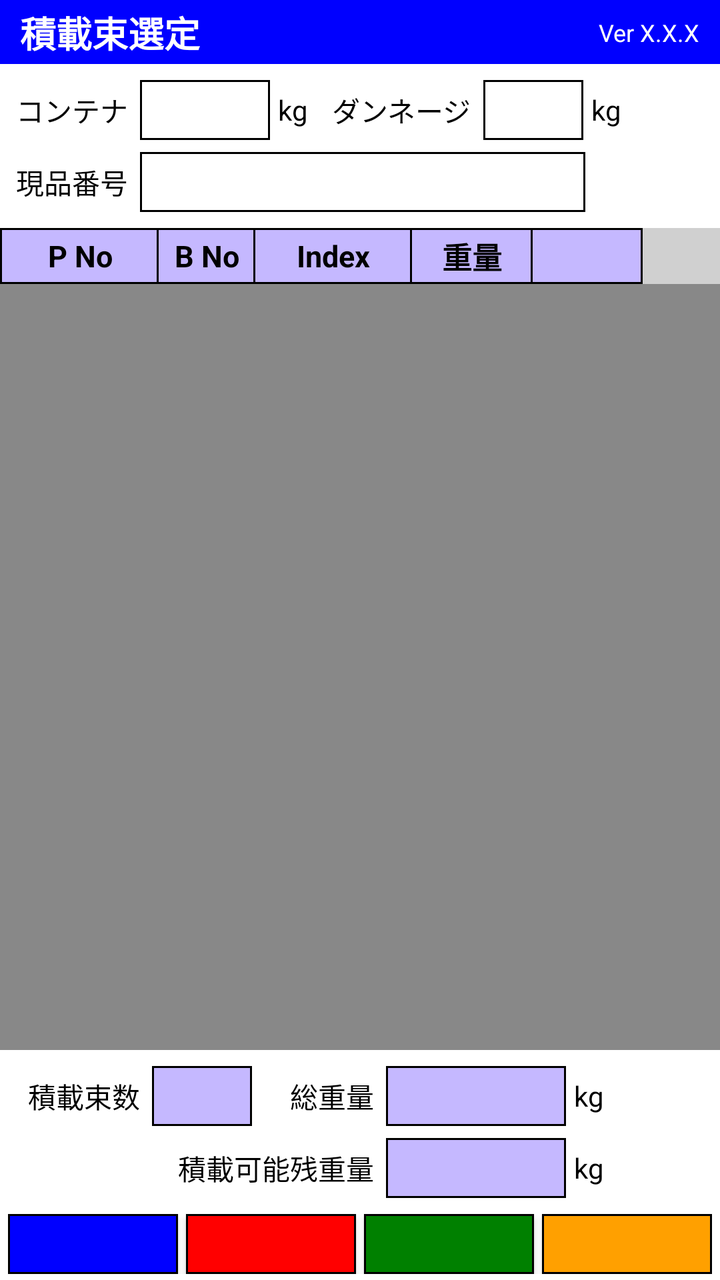
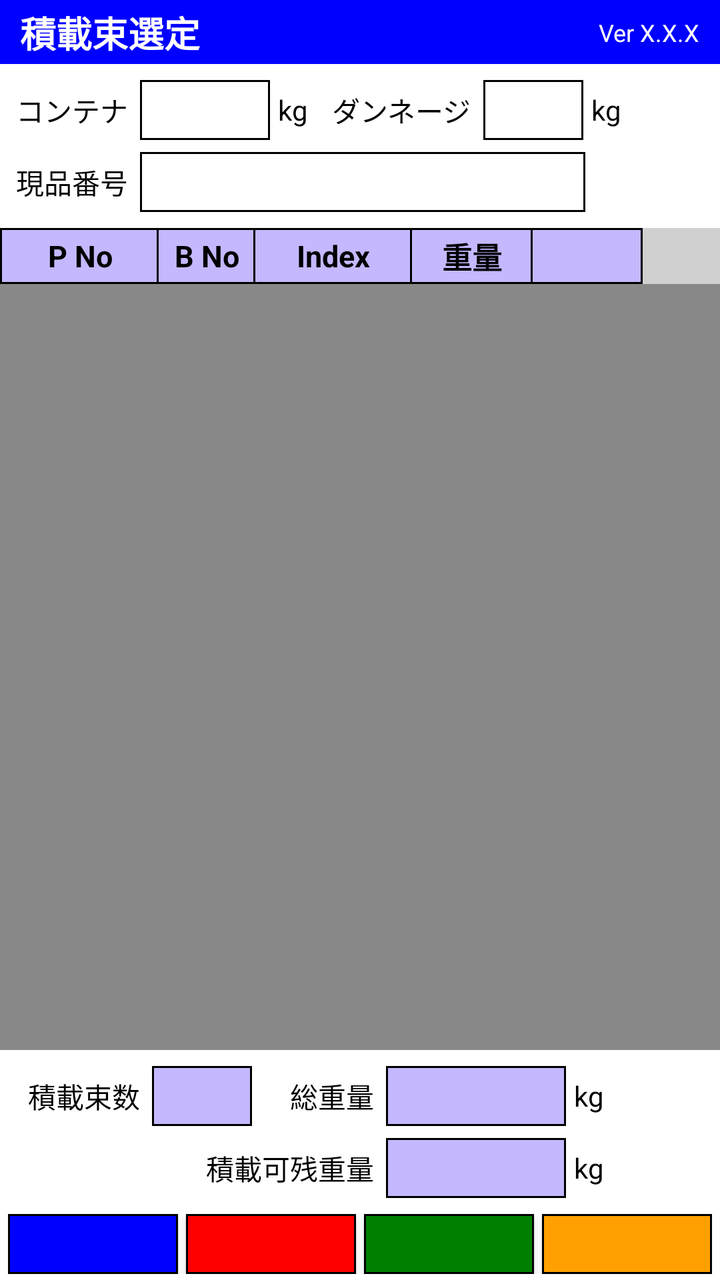

The first picture is an Android layout as it rendered before a commit; the second is the same layout after the commit. The layout source and the unified diff follow.
<!-- AndroidManifest.xml: activity theme Theme.MyApplication.NoActionBar -->
<!-- res/layout/activity_bundle_select.xml -->
<?xml version="1.0" encoding="utf-8"?>
<androidx.constraintlayout.widget.ConstraintLayout xmlns:android="http://schemas.android.com/apk/res/android"
    xmlns:app="http://schemas.android.com/apk/res-auto"
    android:layout_width="match_parent"
    android:layout_height="match_parent">

    
    <androidx.constraintlayout.widget.ConstraintLayout
        android:id="@+id/topBar"
        android:layout_width="0dp"
        android:layout_height="32dp"
        android:background="#0000FF"
        app:layout_constraintTop_toTopOf="parent"
        app:layout_constraintStart_toStartOf="parent"
        app:layout_constraintEnd_toEndOf="parent">

        
        <TextView
            android:id="@+id/tvTitle"
            android:layout_width="wrap_content"
            android:layout_height="wrap_content"
            android:layout_marginStart="10dp"
            android:text="積載束選定"
            android:textColor="#FFFFFF"
            android:textSize="18sp"
            android:textStyle="bold"
            app:layout_constraintStart_toStartOf="parent"
            app:layout_constraintTop_toTopOf="parent"
            app:layout_constraintBottom_toBottomOf="parent" />

        
        <TextView
            android:id="@+id/tvVersion"
            android:layout_width="wrap_content"
            android:layout_height="wrap_content"
            android:layout_marginEnd="10dp"
            android:text="Ver X.X.X"
            android:textColor="#FFFFFF"
            android:textSize="12sp"
            app:layout_constraintEnd_toEndOf="parent"
            app:layout_constraintTop_toTopOf="parent"
            app:layout_constraintBottom_toBottomOf="parent" />
    </androidx.constraintlayout.widget.ConstraintLayout>

    
    <LinearLayout
        android:id="@+id/areaHeader"
        android:layout_width="0dp"
        android:layout_height="wrap_content"
        android:orientation="vertical"
        android:padding="8dp"
        app:layout_constraintTop_toBottomOf="@id/topBar"
        app:layout_constraintStart_toStartOf="parent"
        app:layout_constraintEnd_toEndOf="parent">

        
        <LinearLayout
            android:layout_width="match_parent"
            android:layout_height="wrap_content"
            android:orientation="horizontal"
            android:gravity="center_vertical">

            
            <TextView
                android:layout_width="wrap_content"
                android:layout_height="wrap_content"
                android:textColor="#000000"
                android:text="コンテナ" />

            
            <EditText
                android:id="@+id/etContainerKg"
                android:layout_width="65dp"
                android:layout_height="30dp"
                android:layout_marginStart="6dp"
                android:layout_weight="0"
                android:background="@drawable/bg_text_input"
                android:gravity="end|center_vertical"
                android:inputType="number"
                android:maxLength="4"
                android:paddingEnd="8dp" />

            
            <TextView
                android:layout_width="wrap_content"
                android:layout_height="wrap_content"
                android:layout_marginStart="4dp"
                android:textColor="#000000"
                android:text="kg" />

            
            <TextView
                android:layout_width="wrap_content"
                android:layout_height="wrap_content"
                android:layout_marginStart="12dp"
                android:textColor="#000000"
                android:text="ダンネージ" />

            
            <EditText
                android:id="@+id/etDunnageKg"
                android:layout_width="50dp"
                android:layout_height="30dp"
                android:layout_marginStart="6dp"
                android:gravity="end|center_vertical"
                android:background="@drawable/bg_text_input"
                android:inputType="number"
                android:maxLength="3"
                android:paddingEnd="8dp" />

            
            <TextView
                android:layout_width="wrap_content"
                android:layout_height="wrap_content"
                android:layout_marginStart="4dp"
                android:textColor="#000000"
                android:text="kg" />
        </LinearLayout>

        
        <LinearLayout
            android:layout_width="match_parent"
            android:layout_height="wrap_content"
            android:layout_marginTop="6dp"
            android:orientation="horizontal"
            android:gravity="center_vertical">

            
            <TextView
                android:layout_width="wrap_content"
                android:layout_height="wrap_content"
                android:textColor="#000000"
                android:text="現品番号" />

            
            <EditText
                android:id="@+id/etGenpinNo"
                android:layout_width="222.5dp"
                android:layout_height="30dp"
                android:layout_marginStart="6dp"
                android:layout_weight="0"
                android:gravity="center_vertical"
                android:background="@drawable/bg_text_input"
                android:maxLength="18"
                android:inputType="text"
                android:paddingStart="8dp" />
        </LinearLayout>
    </LinearLayout>

    
    <LinearLayout
        android:id="@+id/rowTableHeader"
        android:layout_width="0dp"
        android:layout_height="28dp"
        android:background="#D0D0D0"
        android:orientation="horizontal"
        android:gravity="center_vertical"
        app:layout_constraintTop_toBottomOf="@id/areaHeader"
        app:layout_constraintStart_toStartOf="parent"
        app:layout_constraintEnd_toEndOf="parent">

        
        <TextView
            android:layout_width="80dp"
            android:layout_height="match_parent"
            android:layout_weight="0"
            android:gravity="center"
            android:textColor="#000000"
            android:background="@drawable/bg_text_readonly"
            android:textSize="15sp"
            android:text="P No"
            android:textStyle="bold" />

        
        <TextView
            android:layout_width="50dp"
            android:layout_height="match_parent"
            android:layout_weight="0"
            android:gravity="center"
            android:textColor="#000000"
            android:background="@drawable/bg_text_readonly"
            android:textSize="15sp"
            android:layout_marginStart="-2dp"
            android:text="B No"
            android:textStyle="bold" />

        
        <TextView
            android:layout_width="80dp"
            android:layout_height="match_parent"
            android:layout_weight="0"
            android:gravity="center"
            android:textColor="#000000"
            android:background="@drawable/bg_text_readonly"
            android:textSize="15sp"
            android:layout_marginStart="-2dp"
            android:text="Index"
            android:textStyle="bold" />

        
        <TextView
            android:layout_width="62dp"
            android:layout_height="match_parent"
            android:layout_weight="0"
            android:gravity="center"
            android:textColor="#000000"
            android:background="@drawable/bg_text_readonly"
            android:textSize="15sp"
            android:layout_marginStart="-2dp"
            android:text="重量"
            android:textStyle="bold" />

        
        <TextView
            android:layout_width="56dp"
            android:layout_height="match_parent"
            android:layout_weight="0"
            android:gravity="center"
            android:textColor="#000000"
            android:background="@drawable/bg_text_readonly"
            android:layout_marginStart="-2dp"
            android:text=""
            android:textStyle="bold" />
    </LinearLayout>

    
    <androidx.recyclerview.widget.RecyclerView
        android:id="@+id/rvBundles"
        android:layout_width="0dp"
        android:layout_height="0dp"
        android:background="#888888"
        app:layout_constraintTop_toBottomOf="@id/rowTableHeader"
        app:layout_constraintBottom_toTopOf="@id/areaFooter"
        app:layout_constraintStart_toStartOf="parent"
        app:layout_constraintEnd_toEndOf="parent" />

    
    <LinearLayout
        android:id="@+id/areaFooter"
        android:layout_width="0dp"
        android:layout_height="wrap_content"
        android:orientation="vertical"
        android:padding="8dp"
        app:layout_constraintStart_toStartOf="parent"
        app:layout_constraintEnd_toEndOf="parent"
        app:layout_constraintBottom_toTopOf="@id/includeBottomButtons">

        
        <LinearLayout
            android:layout_width="match_parent"
            android:layout_height="wrap_content"
            android:orientation="horizontal"
            android:gravity="center_vertical">

            
            <TextView
                android:layout_width="wrap_content"
                android:layout_height="wrap_content"
                android:textColor="#000000"
                android:layout_marginStart="6dp"
                android:text="積載束数" />

            
            <TextView
                android:id="@+id/tvBundleCount"
                android:layout_width="50dp"
                android:layout_height="30dp"
                android:layout_marginStart="6dp"
                android:textColor="#000000"
                android:textSize="16sp"
                android:gravity="center"
                android:background="@drawable/bg_text_readonly" />

            
            <TextView
                android:layout_width="wrap_content"
                android:layout_height="wrap_content"
                android:layout_marginStart="19dp"
                android:textColor="#000000"
                android:text="総重量" />

            
            <TextView
                android:id="@+id/tvTotalWeight"
                android:layout_width="90dp"
                android:layout_height="30dp"
                android:layout_marginStart="6dp"
                android:background="@drawable/bg_text_readonly"
                android:textColor="#000000"
                android:textSize="16sp"
                android:gravity="end|center_vertical"
                android:paddingEnd="8dp" />

            
            <TextView
                android:layout_width="wrap_content"
                android:layout_height="wrap_content"
                android:layout_marginStart="4dp"
                android:textColor="#000000"
                android:text="kg" />
        </LinearLayout>

        
        <LinearLayout
            android:layout_width="match_parent"
            android:layout_height="wrap_content"
            android:layout_marginTop="6dp"
            android:orientation="horizontal"
            android:gravity="center_vertical">

            
            <TextView
                android:layout_width="wrap_content"
                android:layout_height="wrap_content"
                android:textColor="#000000"
                android:layout_marginStart="81dp"
                android:text="積載可能残重量" />

            
            <TextView
                android:id="@+id/tvRemainWeight"
                android:layout_width="90dp"
                android:layout_height="30dp"
                android:layout_marginStart="6dp"
                android:layout_marginEnd="0dp"
                android:background="@drawable/bg_text_readonly"
                android:textColor="#000000"
                android:textSize="16sp"
                android:gravity="end|center_vertical"
                android:paddingEnd="8dp" />

            
            <TextView
                android:layout_width="wrap_content"
                android:layout_height="wrap_content"
                android:layout_marginStart="4dp"
                android:textColor="#000000"
                android:text="kg" />
        </LinearLayout>

    </LinearLayout>

    
    <include
        android:id="@+id/includeBottomButtons"
        layout="@layout/view_buttons"
        android:layout_width="0dp"
        android:layout_height="30dp"
        android:layout_marginBottom="3dp"
        app:layout_constraintStart_toStartOf="parent"
        app:layout_constraintEnd_toEndOf="parent"
        app:layout_constraintBottom_toBottomOf="parent" />

</androidx.constraintlayout.widget.ConstraintLayout>
<!-- res/layout/view_buttons.xml (included above) -->
<?xml version="1.0" encoding="utf-8"?>
<LinearLayout xmlns:android="http://schemas.android.com/apk/res/android"
    xmlns:app="http://schemas.android.com/apk/res-auto"
    android:layout_width="match_parent"
    android:layout_height="30dp"
    android:orientation="horizontal"
    android:paddingLeft="4dp"
    android:paddingRight="4dp"
    android:paddingTop="0dp"
    android:paddingBottom="0dp">

    
    <com.google.android.material.button.MaterialButton
        android:id="@+id/btnBottomBlue"
        android:layout_width="0dp"
        android:layout_height="match_parent"
        android:layout_weight="1"
        android:layout_marginEnd="4dp"
        android:text=""
        android:textColor="#FFFFFF"
        style="@style/AppButton.BlackStroke"
        android:textSize="16sp"
        android:gravity="center"
        android:singleLine="true"
        android:ellipsize="end"
        android:padding="0dp"
        android:minHeight="0dp"
        android:insetTop="0dp"
        android:insetBottom="0dp"
        app:backgroundTint="#0000FF"
        app:cornerRadius="0dp" />

    
    <com.google.android.material.button.MaterialButton
        android:id="@+id/btnBottomRed"
        android:layout_width="0dp"
        android:layout_height="match_parent"
        android:layout_weight="1"
        android:layout_marginEnd="4dp"
        android:text=""
        android:textColor="#FFFFFF"
        style="@style/AppButton.BlackStroke"
        android:textSize="16sp"
        android:gravity="center"
        android:singleLine="true"
        android:ellipsize="end"
        android:padding="0dp"
        android:minHeight="0dp"
        android:insetTop="0dp"
        android:insetBottom="0dp"
        app:backgroundTint="#FF0000"
        app:cornerRadius="0dp" />

    
    <com.google.android.material.button.MaterialButton
        android:id="@+id/btnBottomGreen"
        android:layout_width="0dp"
        android:layout_height="match_parent"
        android:layout_weight="1"
        android:layout_marginEnd="4dp"
        android:text=""
        android:textColor="#FFFFFF"
        style="@style/AppButton.BlackStroke"
        android:textSize="16sp"
        android:gravity="center"
        android:singleLine="true"
        android:ellipsize="end"
        android:padding="0dp"
        android:minHeight="0dp"
        android:insetTop="0dp"
        android:insetBottom="0dp"
        app:backgroundTint="#008000"
        app:cornerRadius="0dp" />

    
    <com.google.android.material.button.MaterialButton
        android:id="@+id/btnBottomYellow"
        android:layout_width="0dp"
        android:layout_height="match_parent"
        android:layout_weight="1"
        android:text=""
        android:textColor="#FFFFFF"
        style="@style/AppButton.BlackStroke"
        android:textSize="16sp"
        android:gravity="center"
        android:singleLine="true"
        android:ellipsize="end"
        android:padding="0dp"
        android:minHeight="0dp"
        android:insetTop="0dp"
        android:insetBottom="0dp"
        app:backgroundTint="#FFA000"
        app:cornerRadius="0dp" />

</LinearLayout>
<!-- resources referenced by this layout -->
<resources>
  <!-- drawable bg_text_input (drawable) -->
  <?xml version="1.0" encoding="utf-8"?>
  <shape xmlns:android="http://schemas.android.com/apk/res/android"
      android:shape="rectangle">
  
      
      <solid android:color="#FFFFFF" />
  
      
      <stroke
          android:width="1dp"
          android:color="#000000" />
  
      
      <corners android:radius="0dp" />
  
  </shape>
  <!-- drawable bg_text_readonly (drawable) -->
  <?xml version="1.0" encoding="utf-8"?>
  <shape xmlns:android="http://schemas.android.com/apk/res/android"
      android:shape="rectangle">
  
      
      <solid android:color="@color/menu_button_bg" />
  
      
      <stroke
          android:width="1dp"
          android:color="#000000" />
  
      
      <corners android:radius="0dp" />
  
  </shape>
  <style name="AppButton.BlackStroke" parent="Widget.MaterialComponents.Button">
          <item name="strokeWidth">1dp</item>
          <item name="strokeColor">#000000</item>
          <item name="cornerRadius">0dp</item>
      </style>
  <style name="Theme.MyApplication.NoActionBar" parent="Theme.MyApplication">
          <item name="windowActionBar">false</item>
          <item name="windowNoTitle">true</item>
      </style>
  <color name="menu_button_bg">#C5B8FF</color>
  <style name="Theme.MyApplication" parent="Theme.MaterialComponents.DayNight.DarkActionBar">
  
          
          <item name="colorPrimary">@color/purple_500</item>
          <item name="colorPrimaryVariant">@color/purple_700</item>
          <item name="colorOnPrimary">@color/white</item>
  
          
          <item name="colorSecondary">@color/teal_200</item>
          <item name="colorSecondaryVariant">@color/teal_700</item>
          <item name="colorOnSecondary">@color/black</item>
  
          
          <item name="android:statusBarColor">@android:color/black</item>
  
          
  
      </style>
  <color name="purple_500">#FF6200EE</color>
  <color name="purple_700">#FF3700B3</color>
  <color name="white">#FFFFFFFF</color>
  <color name="teal_200">#FF03DAC5</color>
  <color name="teal_700">#FF018786</color>
  <color name="black">#FF000000</color>
</resources>

<!-- the commit's change to res/layout/activity_bundle_select.xml (unified diff, before → after) -->
@@ -313,8 +313,8 @@
                 android:layout_width="wrap_content"
                 android:layout_height="wrap_content"
                 android:textColor="#000000"
-                android:layout_marginStart="81dp"
-                android:text="積載可能残重量" />
+                android:layout_marginStart="95dp"
+                android:text="積載可残重量" />
 
             
             <TextView
